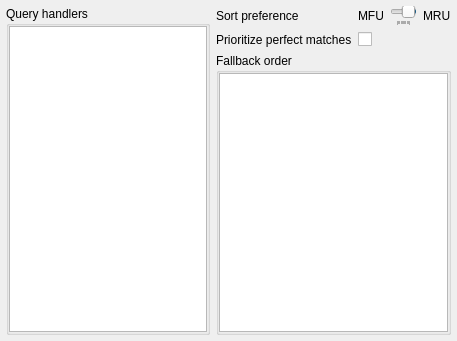
Before: the Qt Designer form src/settings/querywidget/querywidget.ui in albertlauncher/albert, drawn with Qt 5.
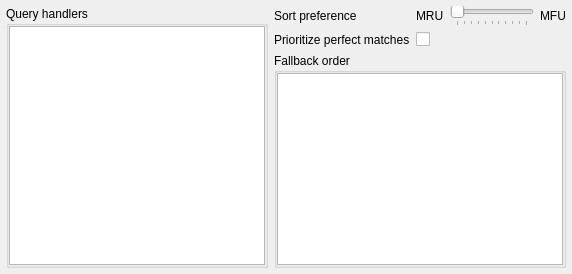
After: the same form once the commit is applied.

Commit message:
Avoid usage QSlider::invertedAppearance
Not reqiured and reveals Qt bugs

```diff
--- a/src/settings/querywidget/querywidget.ui
+++ b/src/settings/querywidget/querywidget.ui
@@ -2,14 +2,6 @@
 <ui version="4.0">
  <class>QueryWidget</class>
  <widget class="QWidget" name="QueryWidget">
-  <property name="geometry">
-   <rect>
-    <x>0</x>
-    <y>0</y>
-    <width>457</width>
-    <height>341</height>
-   </rect>
-  </property>
   <layout class="QGridLayout" name="gridLayout">
    <property name="leftMargin">
     <number>6</number>
@@ -87,12 +79,12 @@
      <item row="0" column="1">
       <layout class="QHBoxLayout" name="horizontalLayout_decay">
        <item>
-        <widget class="QLabel" name="label_mfu">
+        <widget class="QLabel" name="label_mru">
          <property name="toolTip">
           <string>Prefer most frequently used results.</string>
          </property>
          <property name="text">
-          <string>MFU</string>
+          <string>MRU</string>
          </property>
         </widget>
        </item>
@@ -116,15 +108,9 @@
          <property name="pageStep">
           <number>5</number>
          </property>
-         <property name="sliderPosition">
-          <number>55</number>
-         </property>
          <property name="orientation">
           <enum>Qt::Orientation::Horizontal</enum>
          </property>
-         <property name="invertedAppearance">
-          <bool>true</bool>
-         </property>
          <property name="tickPosition">
           <enum>QSlider::TickPosition::TicksBelow</enum>
          </property>
@@ -134,12 +120,12 @@
         </widget>
        </item>
        <item>
-        <widget class="QLabel" name="label_mru">
+        <widget class="QLabel" name="label_mfu">
          <property name="toolTip">
           <string>Prefer most recently used results.</string>
          </property>
          <property name="text">
-          <string>MRU</string>
+          <string>MFU</string>
          </property>
         </widget>
        </item>
```
Left out of the diff: 30 changed lines with no effect on the pictures.
